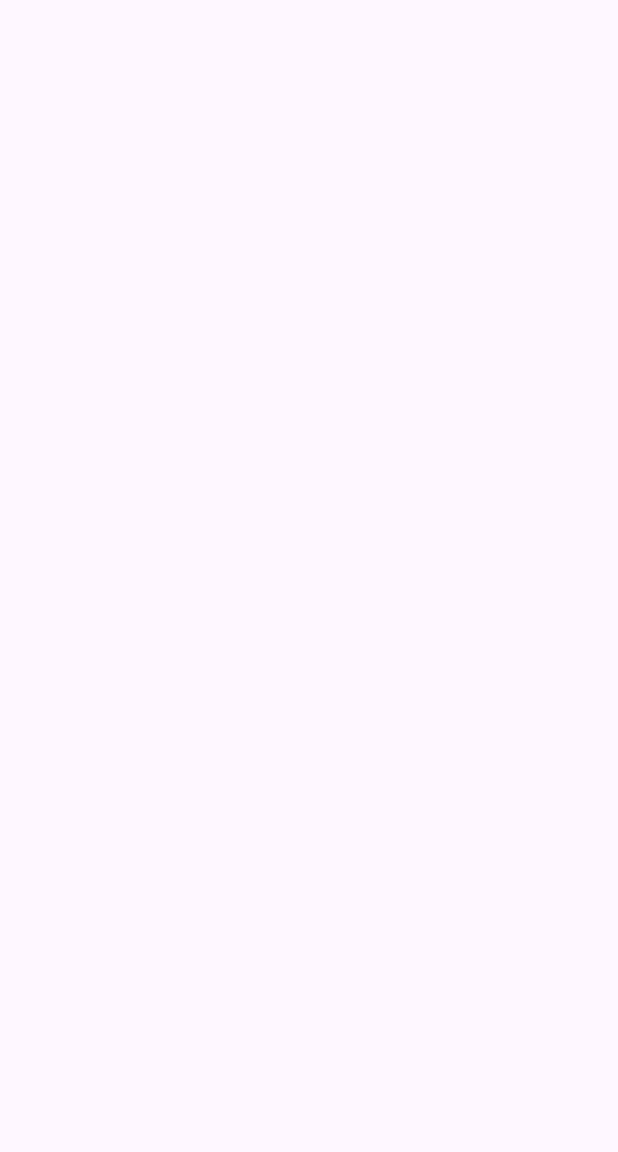
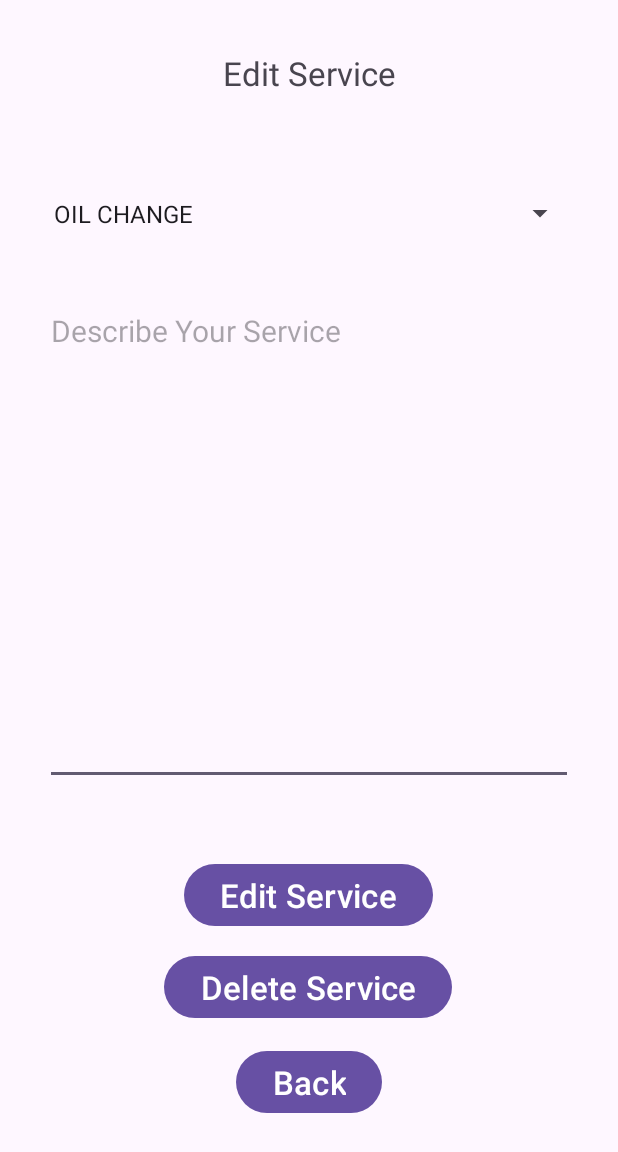
Before and after one commit to benmacleod24/cis-183-final, an Android app: the editService screen opened directly, with no data from a screen before it, on a phone screen of 412 x 824 dp. Before the commit the part shown is empty. Shown: the top 1152 px of the screen. Run offline under Robolectric (Android 15) with nearby library versions, the phone set to English and light mode, and no system bars; 4 statements that could not run were skipped.

Commit message:
Full CRUD (GUI/Database) for Services
-List view on businessHome showing that business' services. Clicking on a service in the lv lets the business view/edit/delete their service.
-Update and Delete on database and GUI side for services are done.

```diff
--- a/Program_01/app/src/main/java/com/example/program_01/editService.java
+++ b/Program_01/app/src/main/java/com/example/program_01/editService.java
@@ -2,15 +2,147 @@ package com.example.program_01;
 
 import androidx.appcompat.app.AppCompatActivity;
 
+import android.content.Intent;
 import android.os.Bundle;
+import android.util.Log;
+import android.view.View;
+import android.widget.AdapterView;
+import android.widget.ArrayAdapter;
+import android.widget.Button;
+import android.widget.EditText;
+import android.widget.Spinner;
+import android.widget.TextView;
+import android.widget.Toast;
+
+import com.example.program_01.Database.ServiceDatabase;
+import com.example.program_01.Models.Service;
 
 public class editService extends AppCompatActivity
 {
+    //GUI
+    Spinner sp_j_es_type;
+    EditText et_j_es_desc;
+    TextView tv_j_es_descError;
+    Button btn_j_es_editService;
+    Button btn_j_es_deleteService;
+    Button btn_j_es_back;
+
+    //OTHER
+    Service service;
+    Intent bussinessHomeIntent;
+    ServiceDatabase serviceDb;
 
     @Override
     protected void onCreate(Bundle savedInstanceState)
     {
         super.onCreate(savedInstanceState);
         setContentView(R.layout.activity_edit_service);
+        //GUI
+        sp_j_es_type = findViewById(R.id.sp_v_es_type);
+        et_j_es_desc = findViewById(R.id.et_v_es_desc);
+        tv_j_es_descError = findViewById(R.id.tv_v_es_descError);
+        btn_j_es_editService = findViewById(R.id.btn_v_es_editService);
+        btn_j_es_deleteService = findViewById(R.id.btn_v_es_deleteService);
+        btn_j_es_back = findViewById(R.id.btn_v_es_back);
+
+        //OTHER
+        bussinessHomeIntent = new Intent(editService.this, businessHome.class);
+
+        Intent cameFrom = getIntent();
+        service = (Service) cameFrom.getSerializableExtra("myService");
+        et_j_es_desc.setText(service.getServiceDescription()); //Set Description field to the service's current description
+
+        serviceDb = new ServiceDatabase(this);
+
+        //FUNCTIONS
+        fillSpinner();
+        spinnerItemSelectEvent();
+        editServiceButtonEvent();
+        deleteServiceButtonEvent();
+        backButtonEvent();
+    }
+
+    public void fillSpinner()
+    {
+        ArrayAdapter<CharSequence> adapter = ArrayAdapter.createFromResource(this, R.array.serviceTypes, android.R.layout.simple_spinner_item);
+        adapter.setDropDownViewResource(android.R.layout.simple_spinner_dropdown_item);
+        sp_j_es_type.setAdapter(adapter);
+
+        sp_j_es_type.setSelection(adapter.getPosition(service.getServiceType()));
+        Log.d("================", service.getServiceType());
+        Log.d("==============", String.valueOf(adapter.getPosition(service.getServiceType())));
+    }
+
+    public void spinnerItemSelectEvent()
+    {
+        sp_j_es_type.setOnItemSelectedListener(new AdapterView.OnItemSelectedListener()
+        {
+            @Override
+            public void onItemSelected(AdapterView<?> parent, View view, int position, long id)
+            {
+                String text = parent.getItemAtPosition(position).toString();
+                Toast.makeText(parent.getContext(), text, Toast.LENGTH_SHORT).show();
+            }
+
+            @Override
+            public void onNothingSelected(AdapterView<?> parent)
+            {
+
+            }
+        });
+    }
+
+    public void editServiceButtonEvent()
+    {
+        btn_j_es_editService.setOnClickListener(new View.OnClickListener()
+        {
+            @Override
+            public void onClick(View v)
+            {
+                Log.d("Button Press: ", "===Edit Service Button (From Edit Service Intent)===");
+
+                if (et_j_es_desc.getText().toString().equals(""))
+                {
+                    tv_j_es_descError.setVisibility(View.VISIBLE);
+                }
+                else
+                {
+                    tv_j_es_descError.setVisibility(View.INVISIBLE);
+
+                    serviceDb.updateService(sp_j_es_type.getSelectedItem().toString(), et_j_es_desc.getText().toString(), service.getServiceId());
+                    startActivity(bussinessHomeIntent);
+                }
+            }
+        });
+    }
+
+    public void deleteServiceButtonEvent()
+    {
+        btn_j_es_deleteService.setOnClickListener(new View.OnClickListener()
+        {
+            @Override
+            public void onClick(View v)
+            {
+                Log.d("Button Press: ", "===Delete Service Button (From Edit Service Intent)===");
+
+                //CONFIRM (ARE YOU SURE YOU WANT TO DELETE?)
+                serviceDb.deleteService(service.getServiceId());
+
+                startActivity(bussinessHomeIntent);
+            }
+        });
+    }
+
+    public void backButtonEvent()
+    {
+        btn_j_es_back.setOnClickListener(new View.OnClickListener()
+        {
+            @Override
+            public void onClick(View v)
+            {
+                Log.d("Button Press: ", "===Back Button (From Edit Service Intent)===");
+                startActivity(bussinessHomeIntent);
+            }
+        });
     }
 }
--- a/Program_01/app/src/main/res/layout/activity_create_service.xml
+++ b/Program_01/app/src/main/res/layout/activity_create_service.xml
@@ -53,7 +53,7 @@
         android:id="@+id/btn_v_cs_back"
         android:layout_width="wrap_content"
         android:layout_height="wrap_content"
-        android:layout_marginBottom="139dp"
+        android:layout_marginBottom="137dp"
         android:text="Back"
         android:textSize="22sp"
         app:layout_constraintBottom_toBottomOf="parent"
@@ -79,8 +79,8 @@
         android:id="@+id/sp_v_cs_serviceType"
         android:layout_width="0dp"
         android:layout_height="50dp"
-        android:layout_marginStart="29dp"
-        android:layout_marginEnd="29dp"
+        android:layout_marginStart="28dp"
+        android:layout_marginEnd="28dp"
         android:layout_marginBottom="29dp"
         android:textAlignment="textStart"
         android:tooltipText="Select Your Service"
--- a/Program_01/app/src/main/res/layout/activity_edit_service.xml
+++ b/Program_01/app/src/main/res/layout/activity_edit_service.xml
@@ -6,4 +6,98 @@
     android:layout_height="match_parent"
     tools:context=".editService">
 
+    <Button
+        android:id="@+id/btn_v_es_deleteService"
+        android:layout_width="wrap_content"
+        android:layout_height="wrap_content"
+        android:layout_marginEnd="13dp"
+        android:layout_marginBottom="14dp"
+        android:text="Delete Service"
+        android:textSize="22sp"
+        app:layout_constraintBottom_toTopOf="@+id/btn_v_es_back"
+        app:layout_constraintEnd_toEndOf="@+id/tv_v_es_descError"
+        app:layout_constraintTop_toBottomOf="@+id/btn_v_es_editService" />
+
+    <Button
+        android:id="@+id/btn_v_es_back"
+        android:layout_width="wrap_content"
+        android:layout_height="wrap_content"
+        android:layout_marginBottom="78dp"
+        android:text="Back"
+        android:textSize="22sp"
+        app:layout_constraintBottom_toBottomOf="parent"
+        app:layout_constraintEnd_toEndOf="parent"
+        app:layout_constraintStart_toStartOf="parent"
+        app:layout_constraintTop_toBottomOf="@+id/btn_v_es_deleteService" />
+
+    <Button
+        android:id="@+id/btn_v_es_editService"
+        android:layout_width="wrap_content"
+        android:layout_height="wrap_content"
+        android:layout_marginStart="13dp"
+        android:layout_marginBottom="12dp"
+        android:text="Edit Service"
+        android:textSize="22sp"
+        app:layout_constraintBottom_toTopOf="@+id/btn_v_es_deleteService"
+        app:layout_constraintStart_toStartOf="@+id/btn_v_es_deleteService"
+        app:layout_constraintTop_toBottomOf="@+id/tv_v_es_descError" />
+
+    <Spinner
+        android:id="@+id/sp_v_es_type"
+        android:layout_width="0dp"
+        android:layout_height="50dp"
+        android:layout_marginStart="28dp"
+        android:layout_marginEnd="28dp"
+        android:layout_marginBottom="29dp"
+        android:textAlignment="textStart"
+        android:tooltipText="Select Your Service"
+        app:layout_constraintBottom_toTopOf="@+id/et_v_es_desc"
+        app:layout_constraintEnd_toEndOf="parent"
+        app:layout_constraintStart_toStartOf="parent"
+        app:layout_constraintTop_toBottomOf="@+id/textView7" />
+
+    <EditText
+        android:id="@+id/et_v_es_desc"
+        android:layout_width="0dp"
+        android:layout_height="0dp"
+        android:layout_marginStart="30dp"
+        android:layout_marginEnd="30dp"
+        android:layout_marginBottom="12dp"
+        android:ems="10"
+        android:gravity="top|left"
+        android:hint="Describe Your Service"
+        android:inputType="textMultiLine"
+        android:textAlignment="viewStart"
+        android:textSize="20sp"
+        app:layout_constraintBottom_toTopOf="@+id/tv_v_es_descError"
+        app:layout_constraintEnd_toEndOf="parent"
+        app:layout_constraintStart_toStartOf="parent"
+        app:layout_constraintTop_toBottomOf="@+id/sp_v_es_type" />
+
+    <TextView
+        android:id="@+id/textView7"
+        android:layout_width="wrap_content"
+        android:layout_height="wrap_content"
+        android:layout_marginTop="34dp"
+        android:layout_marginBottom="54dp"
+        android:text="Edit Service"
+        android:textSize="22sp"
+        app:layout_constraintBottom_toTopOf="@+id/sp_v_es_type"
+        app:layout_constraintEnd_toEndOf="parent"
+        app:layout_constraintStart_toStartOf="parent"
+        app:layout_constraintTop_toTopOf="parent" />
+
+    <TextView
+        android:id="@+id/tv_v_es_descError"
+        android:layout_width="wrap_content"
+        android:layout_height="wrap_content"
+        android:layout_marginBottom="17dp"
+        android:text="*Please keep description filled out*"
+        android:textColor="#FF0000"
+        android:visibility="invisible"
+        app:layout_constraintBottom_toTopOf="@+id/btn_v_es_editService"
+        app:layout_constraintEnd_toEndOf="parent"
+        app:layout_constraintStart_toStartOf="parent"
+        app:layout_constraintTop_toBottomOf="@+id/et_v_es_desc" />
+
 </androidx.constraintlayout.widget.ConstraintLayout>
--- a/Program_01/app/src/main/res/values/strings.xml
+++ b/Program_01/app/src/main/res/values/strings.xml
@@ -2,11 +2,11 @@
     <string name="app_name">Program_01</string>
 
     <string-array name="serviceTypes">
-        <item>Oil Change</item>
-        <item>Repairs</item>
-        <item>Tuning</item>
-        <item>Detailing</item>
-        <item>Towing</item>
-        <item>Roadside Assistance</item>
+        <item>OIL CHANGE</item>
+        <item>REPAIRS</item>
+        <item>TUNING</item>
+        <item>DETAILING</item>
+        <item>TOWING</item>
+        <item>ROADSIDE ASSISTANCE</item>
     </string-array>
 </resources>
```
Also changed, not shown: Program_01/app/src/main/java/com/example/program_01/Database/ServiceDatabase.java (+16 -2 lines), Program_01/app/src/main/java/com/example/program_01/Models/Service.java (+9 -7 lines), Program_01/app/src/main/java/com/example/program_01/MyServicesAdapter.java (added, +64 -0 lines), Program_01/app/src/main/java/com/example/program_01/businessHome.java (+40 -0 lines), Program_01/app/src/main/java/com/example/program_01/createService.java (+6 -6 lines), Program_01/app/src/main/res/layout/activity_business_home.xml (+25 -10 lines), Program_01/app/src/main/res/layout/myservices_custom_cell.xml (added, +28 -0 lines).
